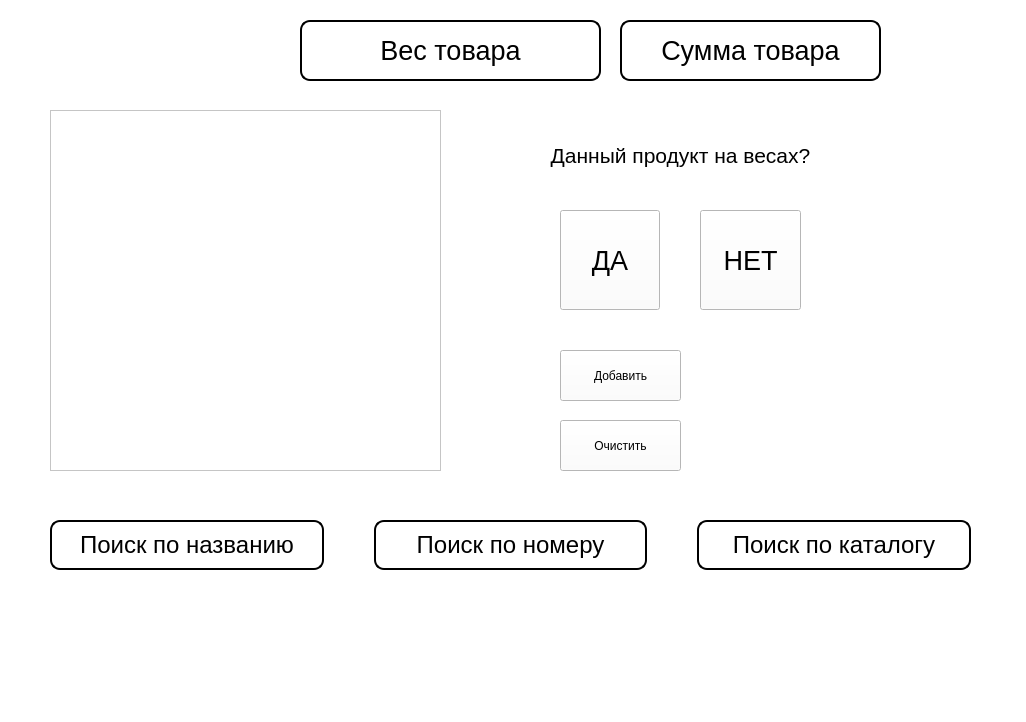
This is frontend/view/qt_ui/new/mainwindow.ui in Andrew-up/SmartScaleForMarket as Qt 5 draws it before an edit. The edited form follows.
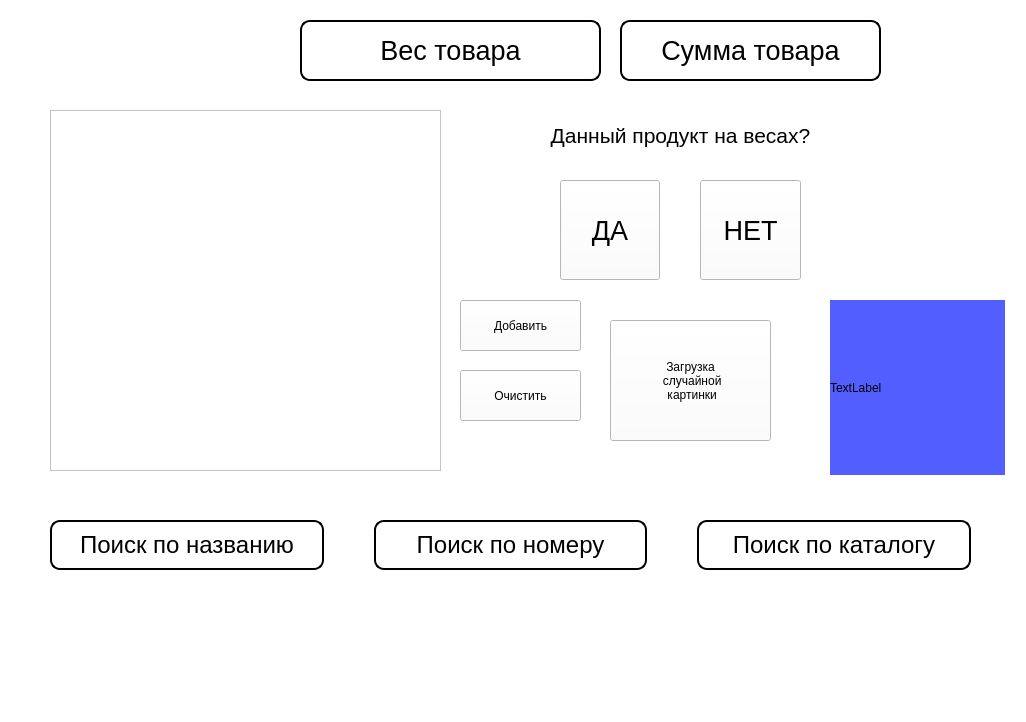
This is the edited form. Icons and pictures are not drawn.

Patch:
```diff
--- a/frontend/view/qt_ui/new/mainwindow.ui
+++ b/frontend/view/qt_ui/new/mainwindow.ui
@@ -84,7 +84,7 @@
     <property name="geometry">
      <rect>
       <x>540</x>
-      <y>120</y>
+      <y>100</y>
       <width>281</width>
       <height>71</height>
      </rect>
@@ -136,7 +136,7 @@
     <property name="geometry">
      <rect>
       <x>700</x>
-      <y>210</y>
+      <y>180</y>
       <width>101</width>
       <height>100</height>
      </rect>
@@ -157,7 +157,7 @@
     <property name="geometry">
      <rect>
       <x>560</x>
-      <y>210</y>
+      <y>180</y>
       <width>100</width>
       <height>100</height>
      </rect>
@@ -177,8 +177,8 @@
    <widget class="QPushButton" name="add_widget">
     <property name="geometry">
      <rect>
-      <x>560</x>
-      <y>350</y>
+      <x>460</x>
+      <y>300</y>
       <width>121</width>
       <height>51</height>
      </rect>
@@ -193,8 +193,8 @@
    <widget class="QPushButton" name="clear_widget">
     <property name="geometry">
      <rect>
-      <x>560</x>
-      <y>420</y>
+      <x>460</x>
+      <y>370</y>
       <width>121</width>
       <height>51</height>
      </rect>
@@ -354,6 +354,49 @@
      <bool>true</bool>
     </property>
    </widget>
+   <widget class="QLabel" name="image_to_cnn">
+    <property name="geometry">
+     <rect>
+      <x>830</x>
+      <y>300</y>
+      <width>175</width>
+      <height>175</height>
+     </rect>
+    </property>
+    <property name="styleSheet">
+     <string notr="true">background-color: rgb(83, 94, 255);</string>
+    </property>
+    <property name="text">
+     <string>TextLabel</string>
+    </property>
+   </widget>
+   <widget class="QPushButton" name="getRandomImageButton">
+    <property name="geometry">
+     <rect>
+      <x>610</x>
+      <y>320</y>
+      <width>161</width>
+      <height>121</height>
+     </rect>
+    </property>
+    <property name="mouseTracking">
+     <bool>false</bool>
+    </property>
+    <property name="text">
+     <string>Загрузка 
+ случайной 
+ картинки</string>
+    </property>
+    <property name="checkable">
+     <bool>false</bool>
+    </property>
+    <property name="autoRepeat">
+     <bool>true</bool>
+    </property>
+    <property name="autoExclusive">
+     <bool>false</bool>
+    </property>
+   </widget>
   </widget>
   <widget class="QMenuBar" name="menubar">
    <property name="geometry">
```
